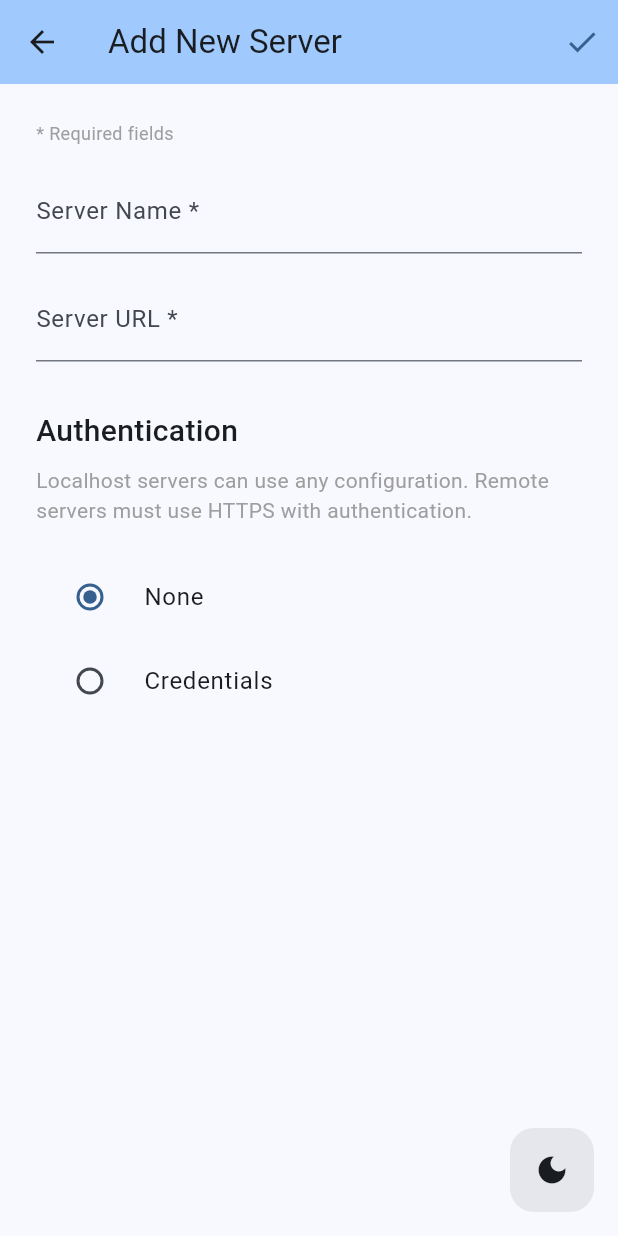
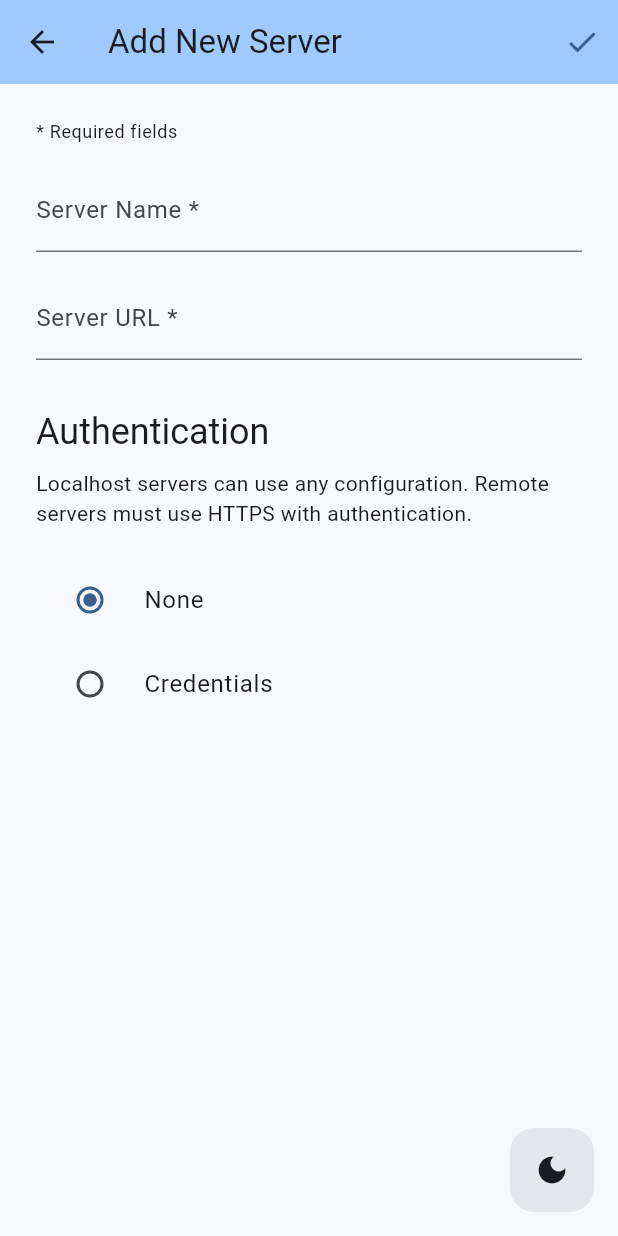
Before and after one commit to outcatcher/silo-tavern, a Flutter app: the screen it shows after launch, after a tap on "Add Server", on a phone screen of 412 x 824 dp. Run offline on Flutter 3.47's test engine with Material 3 defaults, Android fonts, the phone set to English and light mode, and no system bars; our stand-ins replace flutter_secure_storage, go_router, shared_preferences; missing offline and left inert: mutex.

Commit message:
Standartize to material constants

```diff
--- a/lib/ui/server_creation_page.dart
+++ b/lib/ui/server_creation_page.dart
@@ -181,9 +181,9 @@ class _ServerCreationPageState extends State<ServerCreationPage> {
                 child: Column(
                   crossAxisAlignment: CrossAxisAlignment.start,
                   children: [
-                    const Text(
+                    Text(
                       '* Required fields',
-                      style: TextStyle(fontSize: 12, color: Colors.grey),
+                      style: Theme.of(context).textTheme.bodySmall,
                     ),
                     const SizedBox(height: 16),
                     TextFormField(
@@ -249,17 +249,14 @@ class _ServerCreationPageState extends State<ServerCreationPage> {
                       },
                     ),
                     const SizedBox(height: 32),
-                    const Text(
+                    Text(
                       'Authentication',
-                      style: TextStyle(
-                        fontSize: 20,
-                        fontWeight: FontWeight.w500,
-                      ),
+                      style: Theme.of(context).textTheme.headlineSmall,
                     ),
                     const SizedBox(height: 8),
-                    const Text(
+                    Text(
                       'Localhost servers can use any configuration. Remote servers must use HTTPS with authentication.',
-                      style: TextStyle(fontSize: 14, color: Colors.grey),
+                      style: Theme.of(context).textTheme.bodyMedium,
                     ),
                     const SizedBox(height: 20),
                     Column(
--- a/lib/ui/server_list_page.dart
+++ b/lib/ui/server_list_page.dart
@@ -296,14 +296,14 @@ class _ServerListPageState extends State<ServerListPage> {
             color: Theme.of(context).colorScheme.primary.withValues(alpha: 0.6),
           ),
           const SizedBox(height: 32),
-          const Text(
+          Text(
             'No servers configured',
-            style: TextStyle(fontSize: 24, fontWeight: FontWeight.w500),
+            style: Theme.of(context).textTheme.headlineSmall,
           ),
           const SizedBox(height: 16),
-          const Text(
+          Text(
             'Add your first server to get started',
-            style: TextStyle(fontSize: 16, color: Colors.grey),
+            style: Theme.of(context).textTheme.bodyLarge,
           ),
           const SizedBox(height: 40),
           ElevatedButton.icon(
@@ -312,7 +312,6 @@ class _ServerListPageState extends State<ServerListPage> {
             label: const Text('Add Server'),
             style: ElevatedButton.styleFrom(
               padding: const EdgeInsets.symmetric(horizontal: 24, vertical: 16),
-              textStyle: const TextStyle(fontSize: 16),
             ),
           ),
         ],
@@ -336,17 +335,11 @@ class _ServerListPageState extends State<ServerListPage> {
         ),
         title: Text(
           server.name,
-          style: const TextStyle(
-            fontSize: 18,
-            fontWeight: FontWeight.w500,
-          ),
+          style: Theme.of(context).textTheme.titleMedium,
         ),
         subtitle: Text(
           server.address,
-          style: const TextStyle(
-            fontSize: 14,
-            color: Colors.grey,
-          ),
+          style: Theme.of(context).textTheme.bodyMedium,
         ),
         trailing: isDeleting
             ? const SizedBox(
```
